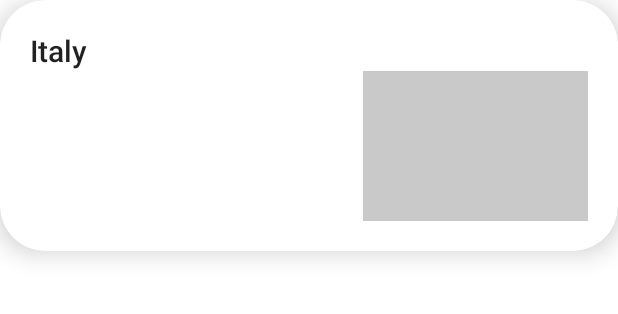
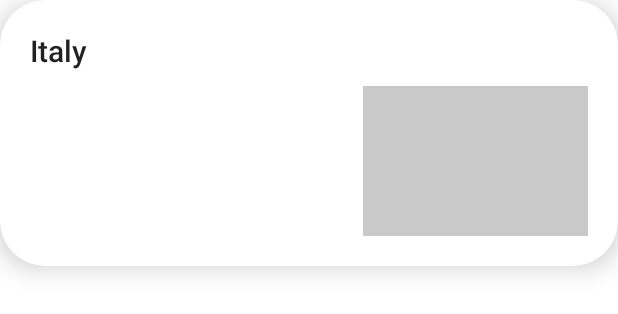
Before and after one commit to DevDema/RestCountriesApp, an Android app: the layout layout_item_country.xml on its own in the app's theme, with its tools: preview values and no code run, on a phone screen of 412 x 824 dp. Shown: the top 314 px of the screen. Run offline under Robolectric (Android 15) with nearby library versions, the phone set to English and light mode, and no system bars; network calls fail.

Commit message:
Added margin of flags to title.

```diff
--- a/app/src/main/res/layout/layout_item_country.xml
+++ b/app/src/main/res/layout/layout_item_country.xml
@@ -28,7 +28,7 @@
                     tools:background="@color/black_transparent"
                     android:layout_marginBottom="@dimen/distance_from_screen"
                     android:layout_marginEnd="@dimen/distance_from_screen"
-
+                    android:layout_marginTop="@dimen/margin_small"
                     app:layout_constraintHorizontal_bias="1"
                     app:layout_constraintStart_toStartOf="parent"
                     app:layout_constraintEnd_toEndOf="parent"
```
